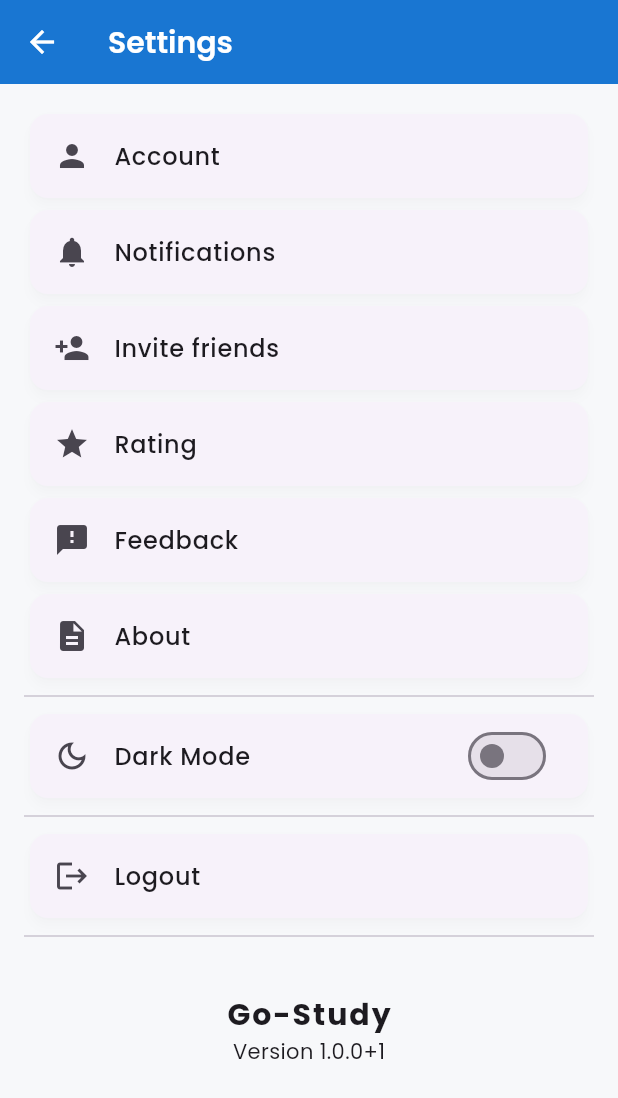
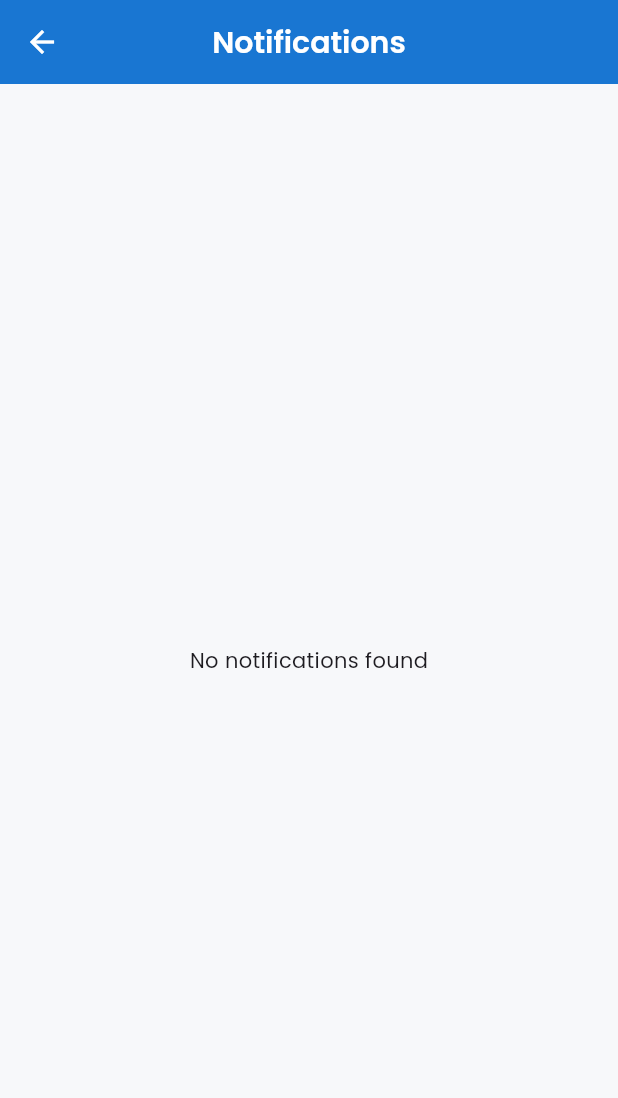
Before and after one commit to ebongi/Ub-Hub, a Flutter app: the SettingsScreen screen opened directly, after a tap on "Notifications", on a phone screen of 412 x 824 dp. Shown: the top 1098 px of the screen. Run offline on Flutter 3.47's test engine with Material 3 defaults, Android fonts, the phone set to English and light mode, and no system bars; our stand-ins replace cloud_firestore, firebase_auth, firebase_core, firebase_storage, google_fonts, google_nav_bar and 7 more; accounts and stored records are empty.

Commit message:
Implemented Notification screen,to react to course and department creation

```diff
--- a/lib/Screens/UI/preview/ComputerCourses/add_course_dialog.dart
+++ b/lib/Screens/UI/preview/ComputerCourses/add_course_dialog.dart
@@ -61,6 +61,7 @@ Future<void> showAddCourseDialog(
                   name: courseNameController.text,
                   code: courseCodeController.text,
                   departmentId: departmentId,
+                  createdAt: DateTime.now(),
                 );
                 try {
                   await dbService.createCourse(newCourse);
--- a/lib/Screens/UI/preview/Navigation/settings_screen.dart
+++ b/lib/Screens/UI/preview/Navigation/settings_screen.dart
@@ -1,6 +1,7 @@
 import 'package:flutter/material.dart';
 import 'package:google_fonts/google_fonts.dart';
 import 'package:neo/Screens/UI/preview/Settings/accountdetails.dart';
+import 'package:neo/Screens/UI/preview/Settings/notifications.dart';
 import 'package:neo/services/auth.dart' show Authentication;
 import 'package:neo/theme_provider.dart';
 import 'package:package_info_plus/package_info_plus.dart';
@@ -57,7 +58,10 @@ class _SettingsScreenState extends State<SettingsScreen> {
           ),
           Card(
             child: ListTile(
-              onTap: () async {},
+              onTap: () => Navigator.push(
+                context,
+                MaterialPageRoute(builder: (context) => const Notifications()),
+              ),
               leading: const Icon(Icons.notifications),
               title: Text(
                 "Notifications",
--- a/lib/Screens/UI/preview/Settings/notifications.dart
+++ b/lib/Screens/UI/preview/Settings/notifications.dart
@@ -0,0 +1,107 @@
+import 'package:flutter/material.dart';
+import 'package:neo/services/database.dart';
+import 'package:neo/services/department.dart';
+import 'package:neo/services/course_model.dart';
+import 'package:provider/provider.dart';
+import 'package:rxdart/streams.dart' show CombineLatestStream;
+import 'package:intl/intl.dart';
+
+class Notifications extends StatefulWidget {
+  const Notifications({super.key});
+
+
+  @override
+  State<Notifications> createState() => _NotificationsState();
+}
+
+class _NotificationsState extends State<Notifications> {
+  @override
+  Widget build(BuildContext context) {
+    final departments = Provider.of<List<Department>?>(context);
+
+    final theme = Theme.of(context);
+    final department = DatabaseService();
+    return Scaffold(
+      // backgroundColor: ,
+      appBar: AppBar(title: const Text("Notifications"), centerTitle: true),
+      body: StreamBuilder<List<dynamic>>(
+        stream: _getCombinedStream(department),
+        builder: (BuildContext context, AsyncSnapshot<List<dynamic>> snapshot) {
+          if (snapshot.hasError) {
+            return Center(child: Text('Error: ${snapshot.error}'));
+          }
+
+          if (snapshot.connectionState == ConnectionState.waiting) {
+            return const Center(child: CircularProgressIndicator());
+          }
+
+          if (!snapshot.hasData || snapshot.data!.isEmpty) {
+            return const Center(child: Text("No notifications found"));
+          }
+
+          final notifications = snapshot.data!;
+
+          return ListView.builder(
+            itemCount: notifications.length,
+            itemBuilder: (context, index) {
+              final item = notifications[index];
+              IconData icon;
+              String title;
+              String subtitle = '';
+              DateTime? creationDate;
+
+              if (item is Department) {
+                icon = Icons.store;
+                title = "New Department Added: ${item.name}";
+                subtitle = item.description ?? 'No description';
+                creationDate = item.createdAt;
+              } else if (item is Course) {
+                icon = Icons.book;
+                title = "New Course Added: ${item.name}";
+                subtitle = 'Course Code: ${item.code}';
+                creationDate = item.createdAt;
+              } else {
+                icon = Icons.info_outline;
+                title = "Unknown Notification";
+              }
+
+              return Card(
+                elevation: 4,
+                margin: const EdgeInsets.all(8.0),
+                child: ListTile(
+                  leading: Icon(icon, size: 32),
+                  title: Text(
+                    title,
+                    style: TextStyle(fontWeight: FontWeight.bold),
+                  ),
+                  subtitle: Column(
+                    crossAxisAlignment: CrossAxisAlignment.start,
+                    children: [
+                      Text(subtitle),
+                      if (creationDate != null) Text(DateFormat.yMMMd().add_jm().format(creationDate), style: Theme.of(context).textTheme.bodySmall),
+                    ],
+                  ),
+                  // Customize the appearance here
+                ),
+              );
+            }
+            );
+          }
+      ),
+      );
+
+  }
+
+  // Helper function to combine department and course streams
+  Stream<List<dynamic>> _getCombinedStream(DatabaseService dbService) {
+    return CombineLatestStream.list<dynamic>([
+      dbService.departments,
+      dbService.courseData, // Make sure this stream returns a List<Course>
+    ]).map((results) {
+      final List<Department> departments = results[0] as List<Department>;
+      final List<Course> courses = results[1] as List<Course>;
+
+      return [...departments, ...courses];
+    });
+  }
+}
--- a/lib/services/database.dart
+++ b/lib/services/database.dart
@@ -54,8 +54,8 @@ class DatabaseService {
     }).toList();
   }
 
-  Stream get courseData {
-    return courseCollection.snapshots();
+  Stream<List<Object?>> get courseData {
+    return courseCollection.snapshots().map(_courseListFromSnapshot);
   }
 
   // Get courses for a specific department
--- a/pubspec.yaml
+++ b/pubspec.yaml
@@ -36,6 +36,7 @@ dependencies:
   cupertino_icons: ^1.0.8
   introduction_screen: ^4.0.0
   font_awesome_flutter: ^10.7.0
+  intl: ^0.20.2
   firebase_core: ^3.1.1
   firebase_auth: ^5.1.1
   firebase_ui_auth: ^2.0.0
@@ -52,6 +53,7 @@ dependencies:
   file_picker: ^8.0.6
   url_launcher: ^6.3.2
   google_nav_bar: ^5.0.7
+  rxdart: ^0.28.0
 
 
 dev_dependencies:
```
Also changed, not shown: lib/Screens/UI/preview/Navigation/home.dart (+27 -12 lines), pubspec.lock.
